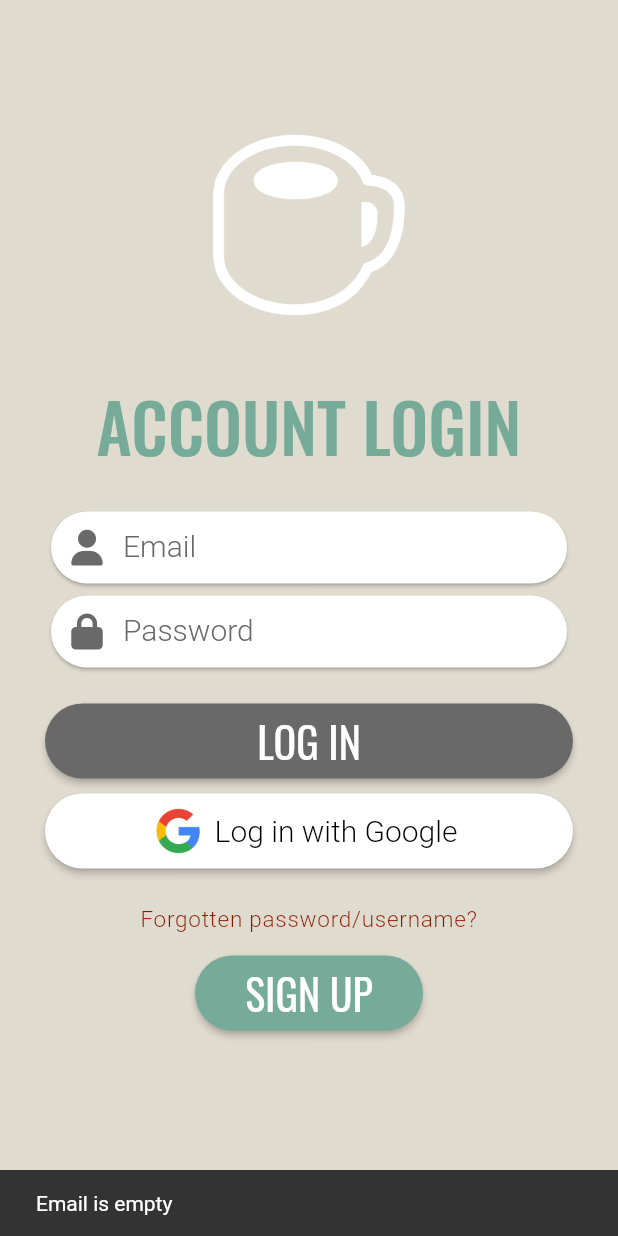
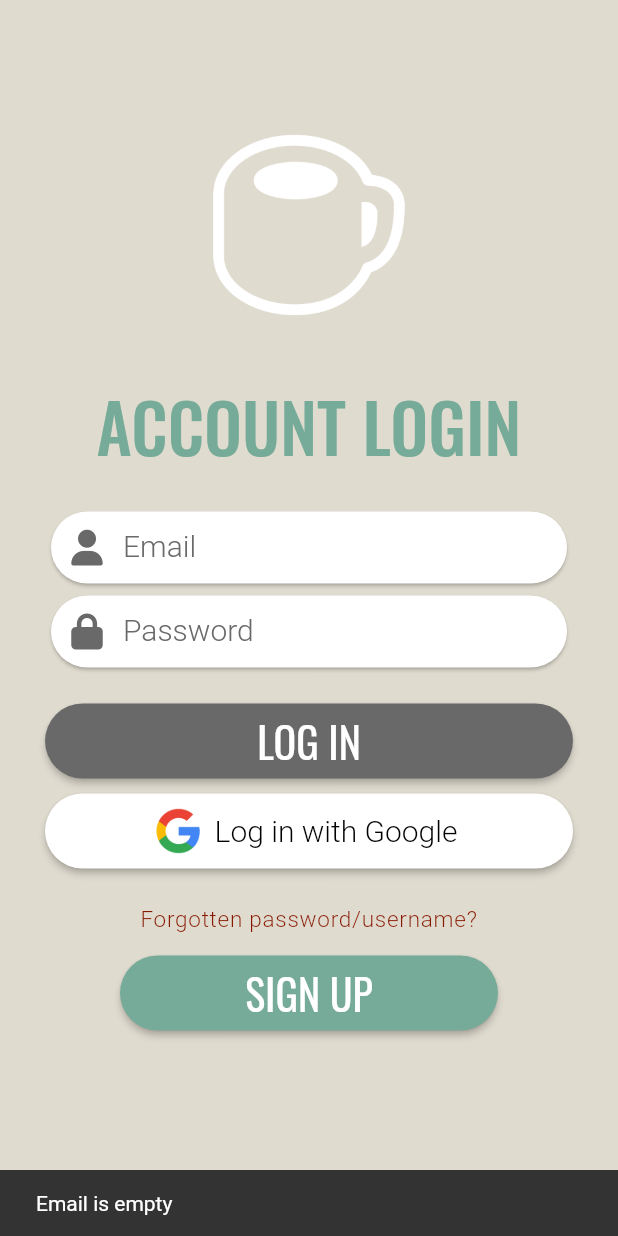
Before and after one commit to StanislavAlpatiev/FikaAndFocus, a Flutter app: the screen it shows after launch, after a tap on "LOG IN", after a tap on "Log in with Google", on a phone screen of 412 x 824 dp. Run offline on Flutter 3.47's test engine with Material 2 defaults, Android fonts, the phone set to English and light mode, and no system bars; our stand-ins replace firebase_auth, firebase_core, flutter_rating_bar, font_awesome_flutter, geolocator, google_fonts and 5 more; missing offline and left inert: map_launcher, syncfusion_flutter_core; accounts and stored records are empty.

Commit message:
cleaning up

```diff
--- a/fika_and_fokus/lib/screens/LogIn.dart
+++ b/fika_and_fokus/lib/screens/LogIn.dart
@@ -12,19 +12,8 @@ import 'SignUp.dart';
 import '../models/UserModel.dart';
 import 'dart:developer';
 
-class EmailFieldValidator {
-  static String validate(String value) {
-    return value.isEmpty ? 'Email can\'t be empty' : '';
-  }
-}
 
-class PasswordFieldValidator {
-  static String validate(String value) {
-    return value.isEmpty ? 'Password can\'t be empty' : '';
-  }
-}
 
-//Test
 class LogIn extends StatefulWidget {
   const LogIn({Key? key}) : super(key: key);
 
@@ -35,16 +24,7 @@ class LogIn extends StatefulWidget {
 class _LogInState extends State<LogIn> {
   final _formKey = GlobalKey<FormState>(); //a globalkey for validation.
 
-  UserModel user = UserModel.login("", ""); //For creating a user.
-  UserModel getLoggedInUser() {
-    return user;
-  }
-
-  // TextEditingController userCtrl =
-  //     TextEditingController(); //A variable to store username
-  // TextEditingController passCtrl =
-  //     TextEditingController(); //A variable to store password
-
+  UserModel user = UserModel.login("", "");
   String loginMessage = "";
 
   @override
@@ -55,21 +35,22 @@ class _LogInState extends State<LogIn> {
           child: Scaffold(
             resizeToAvoidBottomInset: false,
             backgroundColor: Color(0xFFE0DBCF),
-            body: Builder( // this widget is needed for ScaffoldMessenger.of(context) to work.
+            body: Builder(
+                // this widget is needed for ScaffoldMessenger.of(context) to work.
                 builder: (context) {
               return Padding(
                 padding: const EdgeInsets.fromLTRB(30, 50, 30, 0),
                 child: ListView(
                   shrinkWrap: true,
-                    // ignore: prefer_const_literals_to_create_immutables
                   children: <Widget>[
-                      // ignore: prefer_const_constructors
-                      Image.asset('images/logo-white.png', width: 600, height: 200),
+                    Image.asset('images/logo-white.png',
+                        width: 600, height: 200),
                     Center(
                       child: Text(
                         "ACCOUNT LOGIN",
                         style: GoogleFonts.oswald(
-                              textStyle: const TextStyle(color: Color(0xFF75AB98)),
+                            textStyle:
+                                const TextStyle(color: Color(0xFF75AB98)),
                             fontSize: 45.00,
                             fontWeight: FontWeight.w500),
                       ),
@@ -77,12 +58,11 @@ class _LogInState extends State<LogIn> {
                     Padding(
                       padding: const EdgeInsets.fromLTRB(0, 20, 0, 0),
                       child: Card(
-                          // ignore: prefer_const_constructors
                         child: TextFormField(
                           cursorColor: Color(0xFF75AB98),
                           decoration: const InputDecoration(
-                              contentPadding:
-                                  EdgeInsets.symmetric(horizontal: 0, vertical: 5),
+                            contentPadding: EdgeInsets.symmetric(
+                                horizontal: 0, vertical: 5),
                             border: InputBorder.none,
                             prefixIcon: Align(
                               widthFactor: 1.0,
@@ -98,11 +78,13 @@ class _LogInState extends State<LogIn> {
                               fontSize: 20,
                             ),
                           ),
-                            style: GoogleFonts.roboto(fontWeight: FontWeight.w300),
+                          style:
+                              GoogleFonts.roboto(fontWeight: FontWeight.w300),
                           validator: (value) {
                             EmailFieldValidator.validate(value!);
                           },
-                            controller: TextEditingController(text: user.getEmail),
+                          controller:
+                              TextEditingController(text: user.getEmail),
                           onChanged: (val) {
                             user.email = val;
                           },
@@ -120,8 +102,8 @@ class _LogInState extends State<LogIn> {
                           cursorColor: Color(0xFF75AB98),
                           obscureText: true,
                           decoration: const InputDecoration(
-                              contentPadding:
-                                  EdgeInsets.symmetric(horizontal: 0, vertical: 5),
+                            contentPadding: EdgeInsets.symmetric(
+                                horizontal: 0, vertical: 5),
                             border: InputBorder.none,
                             prefixIcon: Align(
                               widthFactor: 1.0,
@@ -137,7 +119,8 @@ class _LogInState extends State<LogIn> {
                               fontSize: 20,
                             ),
                           ),
-                            style: GoogleFonts.roboto(fontWeight: FontWeight.w300),
+                          style:
+                              GoogleFonts.roboto(fontWeight: FontWeight.w300),
                           validator: (value) {
                             PasswordFieldValidator.validate(value!);
                           },
@@ -159,27 +142,16 @@ class _LogInState extends State<LogIn> {
                         height: 50,
                         child: ElevatedButton(
                           onPressed: () {
-                              // save();
 
-                              login(user.getEmail, user.getPassword).then((value) {
-
-                                if (value.trim() != ""){
-                                  final snackBar =
-                                  SnackBar(content: Text(value));
+                            login(user.getEmail, user.getPassword)
+                                .then((value) {
+                              if (value.trim() != "") {
+                                final snackBar = SnackBar(content: Text(value));
 
                                 ScaffoldMessenger.of(context)
                                     .showSnackBar(snackBar);
                               }
-
-
                             });
-
-                              // Navigator.push(
-                              //   context,
-                              //   MaterialPageRoute(
-                              //     builder: (context) => const NavBar(),
-                              //   ),
-                              // );
                           },
                           child: Text(
                             'LOG IN',
@@ -216,20 +188,20 @@ class _LogInState extends State<LogIn> {
                           minimumSize: Size(double.infinity, 50),
                         ),
                         onPressed: () async {
-
                           final provider = Provider.of<GoogleSignInProvider>(
                               context,
                               listen: false);
-                            await provider.signOutWithGoogle(); // apparently needed for login options dialog to show up
-                            final isloggedInWithGoogle = await  provider.loginWithGoogle();
-                            log("kommer jag hit???");
+                          await provider
+                              .signOutWithGoogle(); // apparently needed for login options dialog to show up
+                          final isloggedInWithGoogle =
+                              await provider.loginWithGoogle();
                           bool isLoggedInWithGoogle = false;
                           await provider.loginWithGoogle().then((value) {
-
                             isLoggedInWithGoogle = value;
-                            } );
-                            log("isLoggedInWithGoogle: "+ isLoggedInWithGoogle.toString());
-                            if (isLoggedInWithGoogle){
+                          });
+                          log("isLoggedInWithGoogle: " +
+                              isLoggedInWithGoogle.toString());
+                          if (isLoggedInWithGoogle) {
                             registerUser(
                               provider.user.email,
                               provider.user.displayName!,
@@ -238,26 +210,23 @@ class _LogInState extends State<LogIn> {
 
                             // user details to be sent to navbar
                             user.email = provider.user.email.toString();
-                              print("user.email is " + user.getEmail + ".");
-                              user.userName = provider.user.displayName.toString();
+                            user.userName =
+                                provider.user.displayName.toString();
                             user.password = "google";
 
-                              // trying to get google photo, to replace default photo.
-                              NetworkImage temp = await NetworkImage(provider.user.photoUrl!);
-                              if (temp != null || provider.user.photoUrl?.trim() == "") {
+                            // trying to get google profile photo, to replace default photo.
+                            NetworkImage temp =
+                                await NetworkImage(provider.user.photoUrl!);
+                            if (temp != null ||
+                                provider.user.photoUrl?.trim() == "") {
                               user.profilePicture = temp;
                             }
 
-                              Navigator.push(context, MaterialPageRoute(builder: (context) => NavBar(user: user)));
-
+                            Navigator.push(
+                                context,
+                                MaterialPageRoute(
+                                    builder: (context) => NavBar(user: user)));
                           }
-
-                            // user.email = provider.user.email;
-                            // user.password = "google";
-
-                            // user details to be saved in database
-
-
                         },
                       ),
                     ),
@@ -274,7 +243,7 @@ class _LogInState extends State<LogIn> {
                       ),
                     ),
                     Padding(
-                        padding: const EdgeInsets.fromLTRB(100, 0, 100, 0),
+                      padding: const EdgeInsets.fromLTRB(50, 0, 50, 0),
                       child: Container(
                         height: 50,
                         child: ElevatedButton(
@@ -303,12 +272,17 @@ class _LogInState extends State<LogIn> {
                   ],
                 ),
               );
-              }
-            ),
+            }),
           ),
         ),
       ),
     );
+  }
+
+
+
+  UserModel getLoggedInUser() {
+    return user;
   }
 
   Future<String> login(String email, String password) async {
@@ -334,17 +308,17 @@ class _LogInState extends State<LogIn> {
         ),
       );
     } else {
-      print("login failed: wrong username or password");
       return "login failed: wrong username or password";
     }
     return "";
   }
 
-  Future<UserModel> registerUser(String email, String username, String password) async {
-
+  Future<UserModel> registerUser(
+      String email, String username, String password) async {
     print("test");
     //Uri url = Uri.parse("http://192.168.0.14:8080/user/add?"
-    Uri url = Uri.parse("https://group-1-75.pvt.dsv.su.se/fikafocus-0.0.1-SNAPSHOT/user/add?" +
+    Uri url = Uri.parse(
+        "https://group-1-75.pvt.dsv.su.se/fikafocus-0.0.1-SNAPSHOT/user/add?" +
             "email=" +
             email +
             "&username=" +
@@ -362,3 +336,15 @@ class _LogInState extends State<LogIn> {
     }
   }
 }
+
+class EmailFieldValidator {
+  static String validate(String value) {
+    return value.isEmpty ? 'Email can\'t be empty' : '';
+  }
+}
+
+class PasswordFieldValidator {
+  static String validate(String value) {
+    return value.isEmpty ? 'Password can\'t be empty' : '';
+  }
+}
--- a/fika_and_fokus/lib/screens/SignOut.dart
+++ b/fika_and_fokus/lib/screens/SignOut.dart
@@ -1,9 +1,6 @@
 import 'package:fika_and_fokus/GoogleSignIn.dart';
 import 'package:fika_and_fokus/screens/LogIn.dart';
-import 'package:fika_and_fokus/screens/Profile.dart';
 import 'package:flutter/material.dart';
-import 'package:google_maps_flutter/google_maps_flutter.dart';
-import 'package:google_sign_in/google_sign_in.dart';
 import 'package:provider/provider.dart';
 
 class SignOut extends StatefulWidget {
```
Lines whose indentation alone changed are shown as unchanged.
